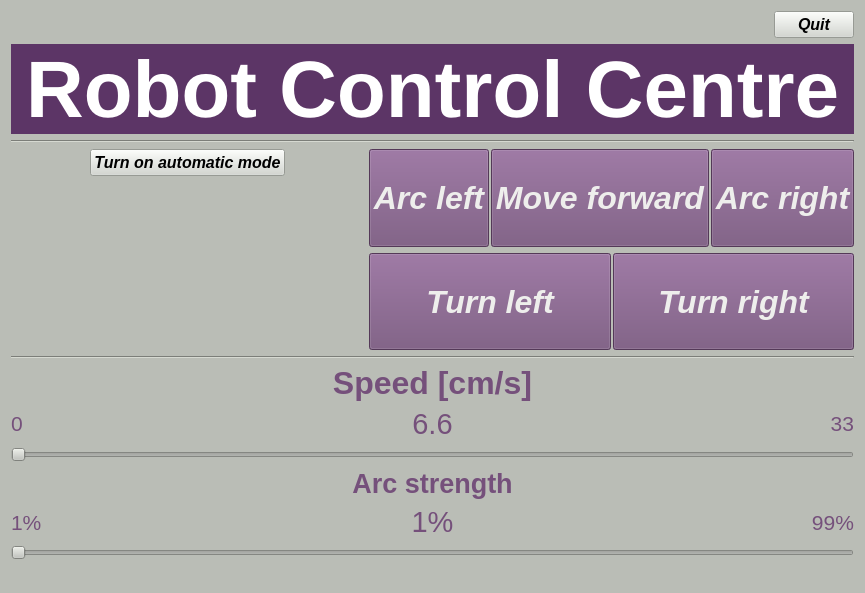
Qt form Robot_Control/view.ui (EmbeddedPaul166/Robot-Control) before a commit.
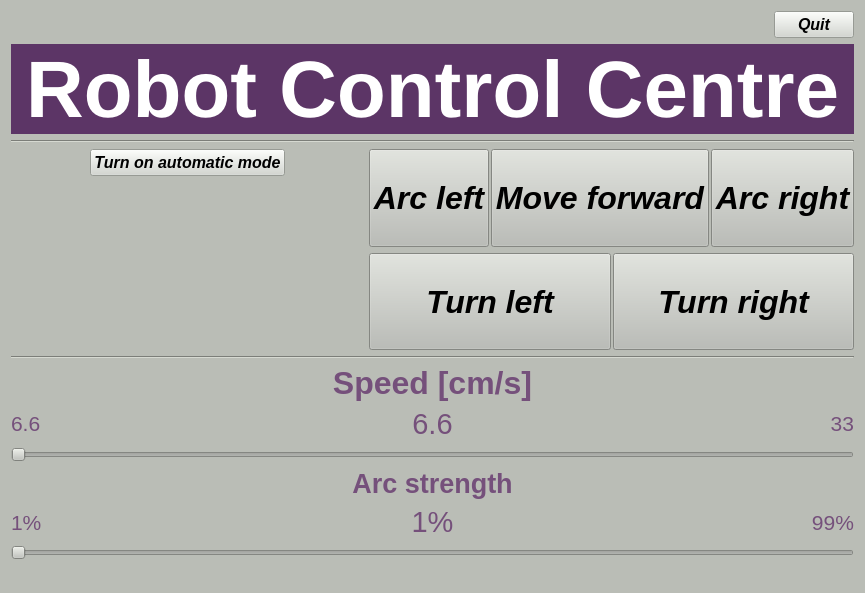
The same form after that commit.

```diff
--- a/Robot_Control/view.ui
+++ b/Robot_Control/view.ui
@@ -212,8 +212,7 @@
              </font>
             </property>
             <property name="styleSheet">
-             <string notr="true">background-color: rgb(117, 80, 123);
-color: rgb(238, 238, 236);</string>
+             <string notr="true"/>
             </property>
             <property name="text">
              <string>Arc left</string>
@@ -237,8 +236,7 @@
              </font>
             </property>
             <property name="styleSheet">
-             <string notr="true">background-color: rgb(117, 80, 123);
-color: rgb(238, 238, 236);</string>
+             <string notr="true"/>
             </property>
             <property name="text">
              <string>Move forward</string>
@@ -262,8 +260,7 @@
              </font>
             </property>
             <property name="styleSheet">
-             <string notr="true">background-color: rgb(117, 80, 123);
-color: rgb(238, 238, 236);</string>
+             <string notr="true"/>
             </property>
             <property name="text">
              <string>Arc right</string>
@@ -294,8 +291,7 @@
              </font>
             </property>
             <property name="styleSheet">
-             <string notr="true">background-color: rgb(117, 80, 123);
-color: rgb(238, 238, 236);</string>
+             <string notr="true"/>
             </property>
             <property name="text">
              <string>Turn left</string>
@@ -319,8 +315,7 @@
              </font>
             </property>
             <property name="styleSheet">
-             <string notr="true">background-color: rgb(117, 80, 123);
-color: rgb(238, 238, 236);</string>
+             <string notr="true"/>
             </property>
             <property name="text">
              <string>Turn right</string>
@@ -394,7 +389,7 @@
          <string notr="true">color: rgb(117, 80, 123);</string>
         </property>
         <property name="text">
-         <string>0</string>
+         <string>6.6</string>
         </property>
        </widget>
       </item>
```
